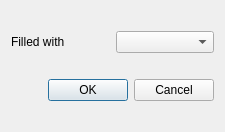
Before: the Qt Designer form bannotator/ui/add_stream_dialog.ui in hsingchien/Bannotator, drawn with Qt 5.
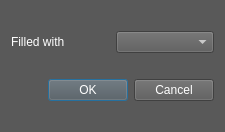
After: the same form once the commit is applied.

The edit to the form file:
```diff
--- a/bannotator/ui/add_stream_dialog.ui
+++ b/bannotator/ui/add_stream_dialog.ui
@@ -13,6 +13,9 @@
   <property name="windowTitle">
    <string>Add stream</string>
   </property>
+  <property name="styleSheet">
+   <string notr="true">QWidget { background-color: rgb(89, 89, 89); color: white }</string>
+  </property>
   <layout class="QVBoxLayout" name="verticalLayout">
    <item>
     <layout class="QGridLayout" name="gridLayout">
```
